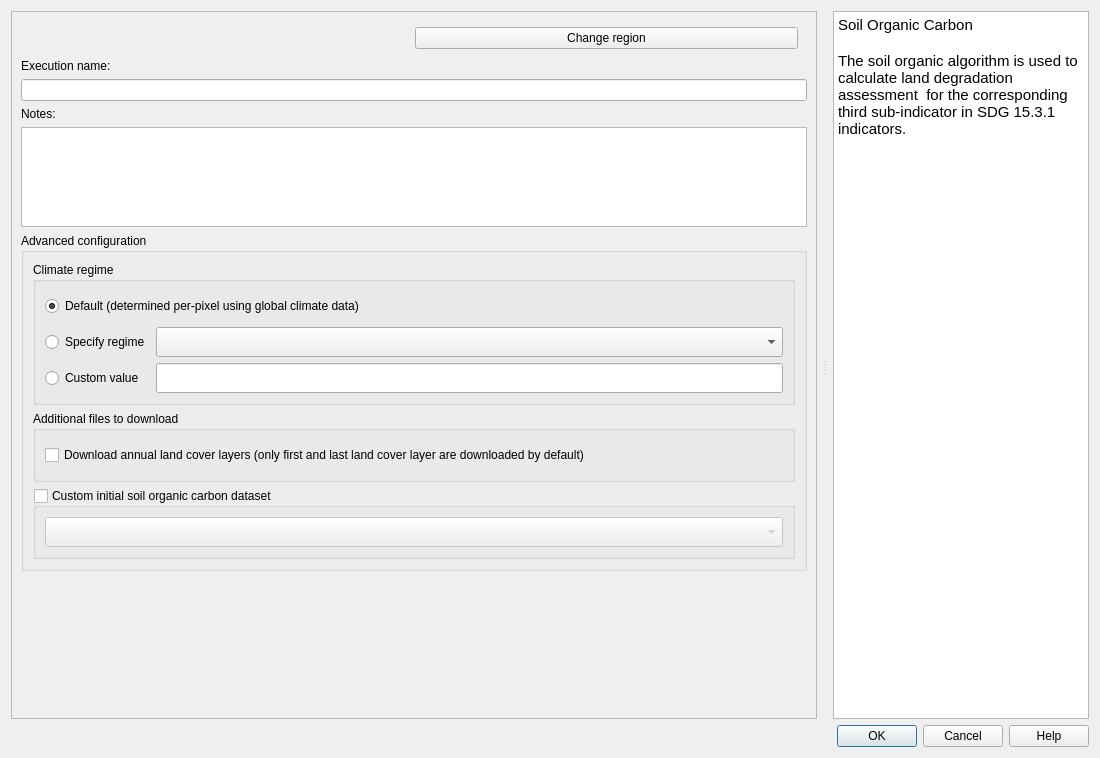
First picture: the form in LDMP/gui/DlgCalculateSOC.ui, repository ConservationInternational/trends.earth, before the edit.
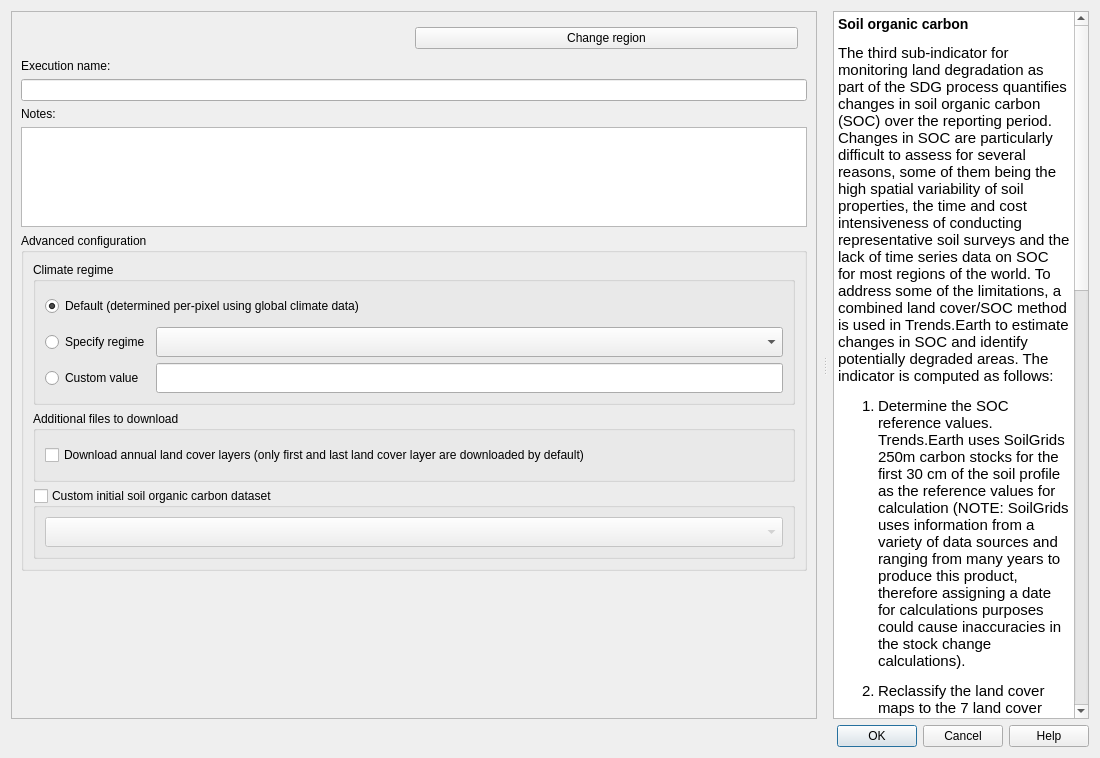
Second picture: the form after the edit. Custom widgets are drawn as their Qt base class.

Commit message: Add default help to algorithm execution dialogues (#481)

```diff
--- a/LDMP/gui/DlgCalculateSOC.ui
+++ b/LDMP/gui/DlgCalculateSOC.ui
@@ -395,9 +395,15 @@
 &lt;html&gt;&lt;head&gt;&lt;meta name=&quot;qrichtext&quot; content=&quot;1&quot; /&gt;&lt;style type=&quot;text/css&quot;&gt;
 p, li { white-space: pre-wrap; }
 &lt;/style&gt;&lt;/head&gt;&lt;body style=&quot; font-family:'Ubuntu'; font-size:11pt; font-weight:400; font-style:normal;&quot;&gt;
-&lt;p style=&quot; margin-top:0px; margin-bottom:0px; margin-left:0px; margin-right:0px; -qt-block-indent:0; text-indent:0px;&quot;&gt;Soil Organic Carbon&lt;/p&gt;
-&lt;p style=&quot;-qt-paragraph-type:empty; margin-top:0px; margin-bottom:0px; margin-left:0px; margin-right:0px; -qt-block-indent:0; text-indent:0px; font-weight:600;&quot;&gt;&lt;br /&gt;&lt;/p&gt;
-&lt;p style=&quot; margin-top:0px; margin-bottom:0px; margin-left:0px; margin-right:0px; -qt-block-indent:0; text-indent:0px;&quot;&gt;The soil organic algorithm is used to calculate land degradation assessment  for the corresponding third sub-indicator in SDG 15.3.1 indicators.&lt;/p&gt;&lt;/body&gt;&lt;/html&gt;</string>
+&lt;h3 style=&quot; margin-top:14px; margin-bottom:12px; margin-left:0px; margin-right:0px; -qt-block-indent:0; text-indent:0px;&quot;&gt;&lt;span style=&quot; font-size:large; font-weight:600;&quot;&gt;Soil organic carbon&lt;/span&gt;&lt;/h3&gt;
+&lt;p style=&quot; margin-top:12px; margin-bottom:12px; margin-left:0px; margin-right:0px; -qt-block-indent:0; text-indent:0px;&quot;&gt;The third sub-indicator for monitoring land degradation as part of the SDG process quantifies changes in soil organic carbon (SOC) over the reporting period. Changes in SOC are particularly difficult to assess for several reasons, some of them being the high spatial variability of soil properties, the time and cost intensiveness of conducting representative soil surveys and the lack of time series data on SOC for most regions of the world. To address some of the limitations, a combined land cover/SOC method is used in Trends.Earth to estimate changes in SOC and identify potentially degraded areas. The indicator is computed as follows:&lt;/p&gt;
+&lt;ol style=&quot;margin-top: 0px; margin-bottom: 0px; margin-left: 0px; margin-right: 0px; -qt-list-indent: 1;&quot;&gt;&lt;li style=&quot; margin-top:12px; margin-bottom:12px; margin-left:0px; margin-right:0px; -qt-block-indent:0; text-indent:0px;&quot;&gt;Determine the SOC reference values. Trends.Earth uses SoilGrids 250m carbon stocks for the first 30 cm of the soil profile as the reference values for calculation (NOTE: SoilGrids uses information from a variety of data sources and ranging from many years to produce this product, therefore assigning a date for calculations purposes could cause inaccuracies in the stock change calculations).&lt;/li&gt;
+&lt;li style=&quot; margin-top:12px; margin-bottom:12px; margin-left:0px; margin-right:0px; -qt-block-indent:0; text-indent:0px;&quot;&gt;Reclassify the land cover maps to the 7 land cover classes needed for reporting to the UNCCD (forest, grassland, cropland, wetland, artificial area, bare land and water). Ideally annual land cover maps are preferred, but at least land cover maps for the starting and end years are needed.&lt;/li&gt;
+&lt;li style=&quot; margin-top:12px; margin-bottom:12px; margin-left:0px; margin-right:0px; -qt-block-indent:0; text-indent:0px;&quot;&gt;To estimate the changes in C stocks for the reporting period C conversion coefficients for changes in land use, management and inputs are recommended by the IPCC and the UNCCD. However, spatially explicit information on management and C inputs is not available for most regions. As such, only land use conversion coefficient can be applied for estimating changes in C stocks (using land cover as a proxy for land use). The coefficients used were the result of a literature review performed by the UNCCD and are presented at the &lt;a href=&quot;http://trends.earth/docs/en/background/understanding_indicators15.html#soil-organic-carbon&quot;&gt;&lt;span style=&quot; text-decoration: underline; color:#0000ff;&quot;&gt;Trends.Earth website&lt;/span&gt;&lt;/a&gt;. Those coefficients represent the proportional in C stocks after 20 years of land cover change.&lt;/li&gt;
+&lt;p style=&quot; margin-top:12px; margin-bottom:12px; margin-left:0px; margin-right:0px; -qt-block-indent:1; text-indent:0px;&quot;&gt;Changes in SOC are better studied for land cover transitions involving agriculture, and for that reason there is a different set of coefficients for each of the main global climatic regions: Temperate Dry (f = 0.80), Temperate Moist (f = 0.69), Tropical Dry (f = 0.58), Tropical Moist (f = 0.48), and Tropical Montane (f = 0.64).&lt;/p&gt;
+&lt;li style=&quot; margin-top:12px; margin-bottom:12px; margin-left:0px; margin-right:0px; -qt-block-indent:0; text-indent:0px;&quot;&gt;Compute relative different in SOC between the baseline and the target period, areas which experienced a loss in SOC of 10% of more during the reporting period will be considered potentially degraded, and areas experiencing a gain of 10% or more as potentially improved.&lt;/li&gt;&lt;/ol&gt;
+&lt;p style=&quot;-qt-paragraph-type:empty; margin-top:12px; margin-bottom:12px; margin-left:0px; margin-right:0px; -qt-block-indent:0; text-indent:0px;&quot;&gt;&lt;br /&gt;&lt;/p&gt;
+&lt;p style=&quot; margin-top:12px; margin-bottom:12px; margin-left:0px; margin-right:0px; -qt-block-indent:0; text-indent:0px;&quot;&gt;&lt;a href=&quot;http://trends.earth/docs/en/background/understanding_indicators15.html#soil-organic-carbon&quot;&gt;&lt;span style=&quot; text-decoration: underline; color:#0000ff;&quot;&gt;More information on the Soil Organic Carbon SDG 15.3.1 sub-indicator&lt;/span&gt;&lt;/a&gt;&lt;/p&gt;&lt;/body&gt;&lt;/html&gt;</string>
       </property>
       <property name="openExternalLinks">
        <bool>true</bool>
```
Left out of the diff: 2 changed lines with no effect on the pictures. The commit also changes 6 other files.
